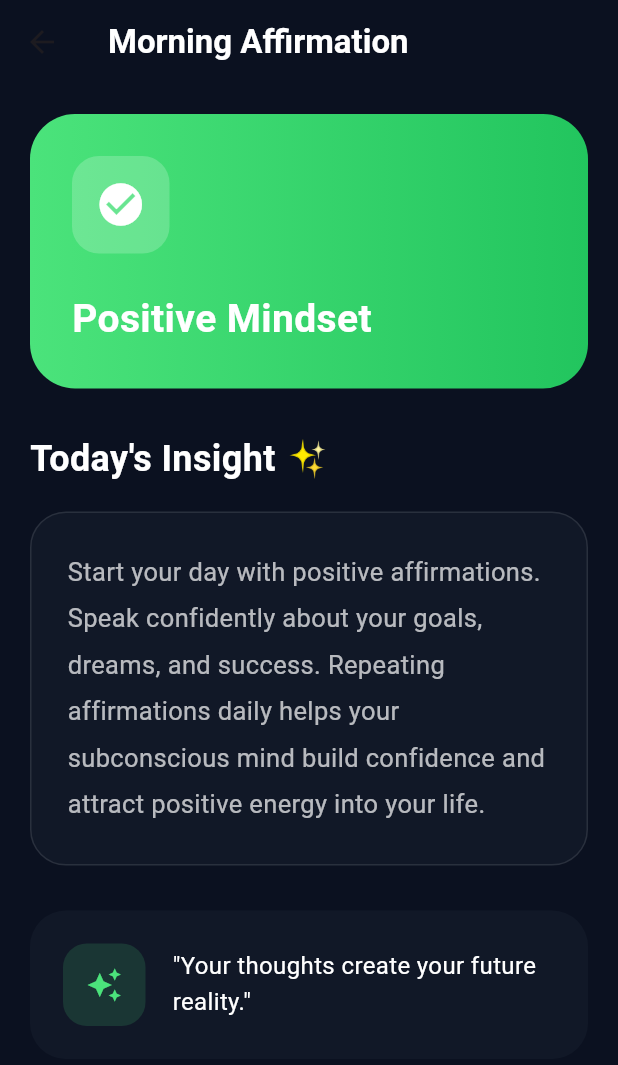
After one commit to Ruban23-Android/ManifestAI, a Flutter app: the CommonContentPage screen opened directly, on a phone screen of 412 x 824 dp. The commit adds this screen. Shown: the top 1065 px of the screen. Run offline on Flutter 3.47's test engine with Material 3 defaults, Android fonts, the light colour scheme and no system bars; our stand-ins replace smooth_page_indicator.

Commit message:
Common page added

```diff
--- /dev/null
+++ b/Manifestation Guru/lib/common_content_page.dart
@@ -0,0 +1,196 @@
+import 'package:flutter/material.dart';
+
+class CommonContentPage extends StatelessWidget {
+
+  final String title;
+  final String subtitle;
+  final String content;
+  final IconData icon;
+
+  const CommonContentPage({
+    super.key,
+    required this.title,
+    required this.subtitle,
+    required this.content,
+    required this.icon,
+  });
+
+  @override
+  Widget build(BuildContext context) {
+
+    return Scaffold(
+      backgroundColor: const Color(0xff0B1120),
+
+      appBar: AppBar(
+        backgroundColor: const Color(0xff0B1120),
+        elevation: 0,
+
+        title: Text(
+          title,
+          style: const TextStyle(
+            color: Colors.white,
+            fontWeight: FontWeight.bold,
+          ),
+        ),
+      ),
+
+      body: Padding(
+        padding: const EdgeInsets.all(20),
+
+        child: Column(
+          crossAxisAlignment:
+          CrossAxisAlignment.start,
+
+          children: [
+
+            /// TOP CARD
+            Container(
+              width: double.infinity,
+              padding: const EdgeInsets.all(28),
+
+              decoration: BoxDecoration(
+                gradient: const LinearGradient(
+                  colors: [
+                    Color(0xff4BE37B),
+                    Color(0xff22C55E),
+                  ],
+                ),
+
+                borderRadius:
+                BorderRadius.circular(30),
+              ),
+
+              child: Column(
+                crossAxisAlignment:
+                CrossAxisAlignment.start,
+
+                children: [
+
+                  Container(
+                    height: 65,
+                    width: 65,
+
+                    decoration: BoxDecoration(
+                      color:
+                      Colors.white.withOpacity(0.2),
+
+                      borderRadius:
+                      BorderRadius.circular(18),
+                    ),
+
+                    child: Icon(
+                      icon,
+                      color: Colors.white,
+                      size: 34,
+                    ),
+                  ),
+
+                  const SizedBox(height: 25),
+
+                  Text(
+                    subtitle,
+                    style: const TextStyle(
+                      color: Colors.white,
+                      fontSize: 26,
+                      fontWeight: FontWeight.bold,
+                    ),
+                  ),
+                ],
+              ),
+            ),
+
+            const SizedBox(height: 30),
+
+            /// CONTENT TITLE
+            const Text(
+              "Today's Insight ✨",
+              style: TextStyle(
+                color: Colors.white,
+                fontSize: 24,
+                fontWeight: FontWeight.bold,
+              ),
+            ),
+
+            const SizedBox(height: 18),
+
+            /// CONTENT BOX
+            Container(
+              width: double.infinity,
+              padding: const EdgeInsets.all(24),
+
+              decoration: BoxDecoration(
+                color: const Color(0xff111827),
+
+                borderRadius:
+                BorderRadius.circular(24),
+
+                border: Border.all(
+                  color: Colors.white10,
+                ),
+              ),
+
+              child: Text(
+                content,
+                style: const TextStyle(
+                  color: Colors.white70,
+                  fontSize: 17,
+                  height: 1.8,
+                ),
+              ),
+            ),
+
+            const SizedBox(height: 30),
+
+            /// AFFIRMATION CARD
+            Container(
+              padding: const EdgeInsets.all(22),
+
+              decoration: BoxDecoration(
+                color: const Color(0xff111827),
+
+                borderRadius:
+                BorderRadius.circular(24),
+              ),
+
+              child: Row(
+                children: [
+
+                  Container(
+                    height: 55,
+                    width: 55,
+
+                    decoration: BoxDecoration(
+                      color: const Color(0xff4BE37B)
+                          .withOpacity(0.15),
+
+                      borderRadius:
+                      BorderRadius.circular(16),
+                    ),
+
+                    child: const Icon(
+                      Icons.auto_awesome,
+                      color: Color(0xff4BE37B),
+                    ),
+                  ),
+
+                  const SizedBox(width: 18),
+
+                  const Expanded(
+                    child: Text(
+                      "\"Your thoughts create your future reality.\"",
+                      style: TextStyle(
+                        color: Colors.white,
+                        fontSize: 16,
+                        height: 1.5,
+                      ),
+                    ),
+                  ),
+                ],
+              ),
+            ),
+          ],
+        ),
+      ),
+    );
+  }
+}
--- a/Manifestation Guru/lib/home_page.dart
+++ b/Manifestation Guru/lib/home_page.dart
@@ -6,7 +6,7 @@ import 'wealth_page.dart';
 import 'health_page.dart';
 import 'love_page.dart';
 import 'career_page.dart';
-
+import 'common_content_page.dart';
 
 class HomePage extends StatelessWidget {
   const HomePage({super.key});
@@ -273,7 +273,21 @@ class HomePage extends StatelessWidget {
                 icon: Icons.check_circle,
                 title: "Morning Affirmation",
                 subtitle: "Repeat 5 positive affirmations",
-                page: const VisionBoardPage(),
+                page: const CommonContentPage(
+
+                  title: "Morning Affirmation",
+
+                  subtitle: "Positive Mindset",
+
+                  icon: Icons.check_circle,
+
+                  content:
+                  "Start your day with positive affirmations. "
+                      "Speak confidently about your goals, dreams, "
+                      "and success. Repeating affirmations daily "
+                      "helps your subconscious mind build confidence "
+                      "and attract positive energy into your life.",
+                ),
               ),
 
               challengeTile(
@@ -281,7 +295,21 @@ class HomePage extends StatelessWidget {
                 icon: Icons.psychology,
                 title: "Visualization Session",
                 subtitle: "Visualize your dream future",
-                page: const MyProgressPage(),
+                page: const CommonContentPage(
+
+                  title: "Visualization Session",
+
+                  subtitle: "Visualize Your Dream Life",
+
+                  icon: Icons.psychology,
+
+                  content:
+                  "Close your eyes and imagine your dream life "
+                      "in detail. Feel the emotions, happiness, "
+                      "and success as if it already happened. "
+                      "Visualization increases motivation and "
+                      "helps align your thoughts with your goals.",
+                ),
               ),
 
               challengeTile(
@@ -289,7 +317,21 @@ class HomePage extends StatelessWidget {
                 icon: Icons.menu_book,
                 title: "Gratitude Journal",
                 subtitle: "Write 3 things you are grateful for",
-                page: const SettingsPage(),
+                page: const CommonContentPage(
+
+                  title: "Gratitude Journal",
+
+                  subtitle: "Be Thankful Everyday",
+
+                  icon: Icons.menu_book,
+
+                  content:
+                  "Writing gratitude daily helps shift your "
+                      "mindset toward positivity and abundance. "
+                      "Appreciate small victories, supportive people, "
+                      "and beautiful experiences in your life.",
+                ),
+
               ),
 
               const SizedBox(height: 30),
```
